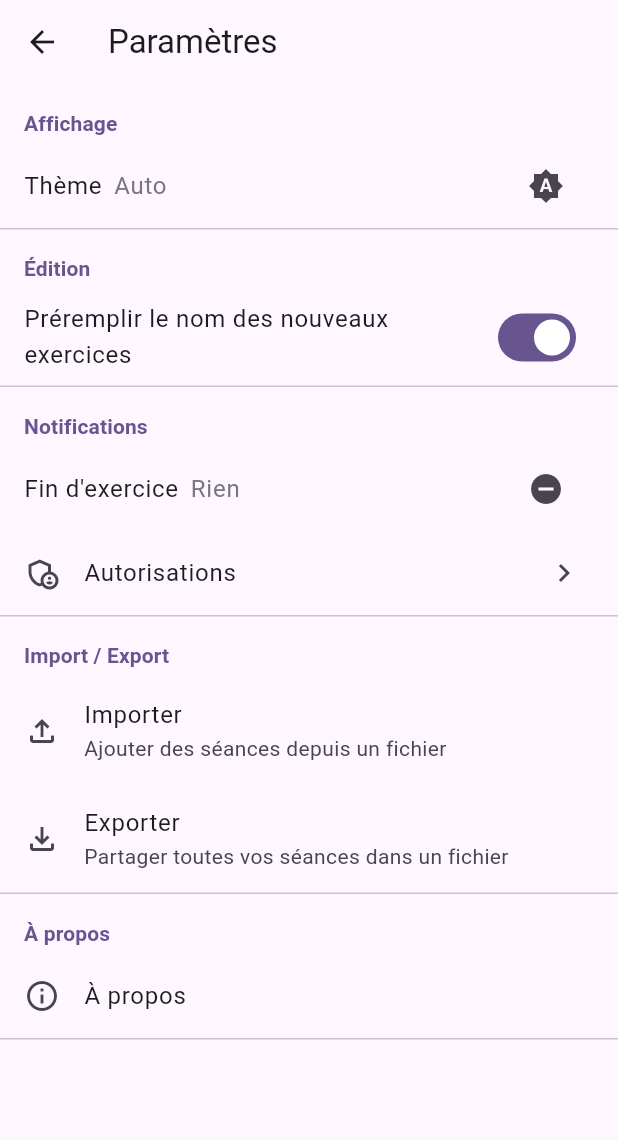
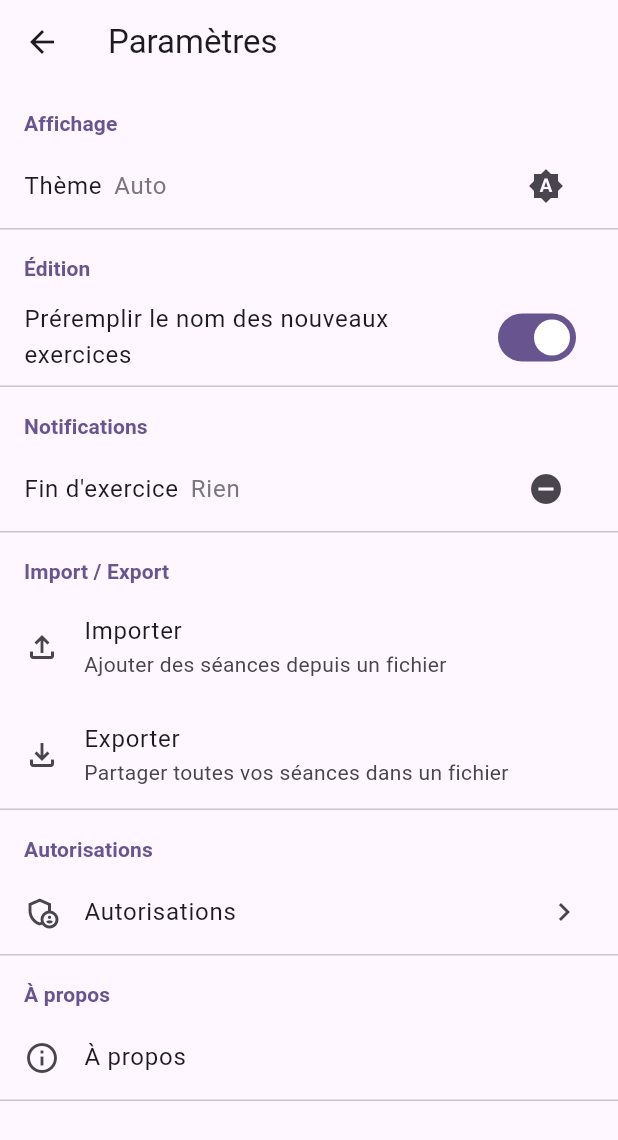
Before and after one commit to YannickLevadoux/rep_timer, a Flutter app: the screen it shows after launch, after a tap on the "settings" icon, on a phone screen of 412 x 824 dp. Shown: the top 1140 px of the screen. Run offline on Flutter 3.47's test engine with Material 3 defaults, Android fonts, the phone set to English and light mode, and no system bars; our stand-ins replace audioplayers, file_picker, package_info_plus, share_plus, shared_preferences, vibration and 1 more; missing offline and left inert: flutter_foreground_task; statements that could not run were skipped.

Commit message:
feature #71: réorganisation de l ecran settings

```diff
--- a/lib/screens/settings_screen.dart
+++ b/lib/screens/settings_screen.dart
@@ -218,14 +218,16 @@ class _SettingsScreenState extends State<SettingsScreen> {
           ),
           NotificationSettingsSection(
             notificationMode: _notificationMode,
-            permissionStatus: _sessionPermissionStatus,
             onCycleMode: _cycleNotificationMode,
-            onOpenPermissions: _openPermissions,
           ),
           TransferSettingsSection(
             busy: _busy,
             onImport: _handleImport,
             onExport: _handleExport,
+          ),
+          PermissionsSettingsSection(
+            permissionStatus: _sessionPermissionStatus,
+            onOpenPermissions: _openPermissions,
           ),
           AboutSettingsSection(onOpenAbout: _showAboutDialog),
         ],
--- a/lib/widgets/settings/settings_sections.dart
+++ b/lib/widgets/settings/settings_sections.dart
@@ -64,25 +64,13 @@ class EditingSettingsSection extends StatelessWidget {
 
 class NotificationSettingsSection extends StatelessWidget {
   final NotificationMode notificationMode;
-  final SessionNotificationPermissionStatus? permissionStatus;
   final VoidCallback onCycleMode;
-  final VoidCallback onOpenPermissions;
 
   const NotificationSettingsSection({
     super.key,
     required this.notificationMode,
-    required this.permissionStatus,
     required this.onCycleMode,
-    required this.onOpenPermissions,
   });
-
-  String? get _permissionLabel => switch (permissionStatus) {
-    SessionNotificationPermissionStatus.granted => 'Configurées',
-    SessionNotificationPermissionStatus.denied ||
-    SessionNotificationPermissionStatus.permanentlyDenied =>
-      'Notifications désactivées',
-    SessionNotificationPermissionStatus.unavailable || null => null,
-  };
 
   @override
   Widget build(BuildContext context) {
@@ -102,6 +90,34 @@ class NotificationSettingsSection extends StatelessWidget {
             onPressed: onCycleMode,
           ),
         ),
+      ],
+    );
+  }
+}
+
+class PermissionsSettingsSection extends StatelessWidget {
+  final SessionNotificationPermissionStatus? permissionStatus;
+  final VoidCallback onOpenPermissions;
+
+  const PermissionsSettingsSection({
+    super.key,
+    required this.permissionStatus,
+    required this.onOpenPermissions,
+  });
+
+  String? get _permissionLabel => switch (permissionStatus) {
+    SessionNotificationPermissionStatus.granted => 'Configurées',
+    SessionNotificationPermissionStatus.denied ||
+    SessionNotificationPermissionStatus.permanentlyDenied =>
+      'Notifications désactivées',
+    SessionNotificationPermissionStatus.unavailable || null => null,
+  };
+
+  @override
+  Widget build(BuildContext context) {
+    return SettingsSection(
+      title: 'Autorisations',
+      children: [
         Semantics(
           button: true,
           label: _permissionLabel == null
```
Also changed, not shown: 1 other file.
